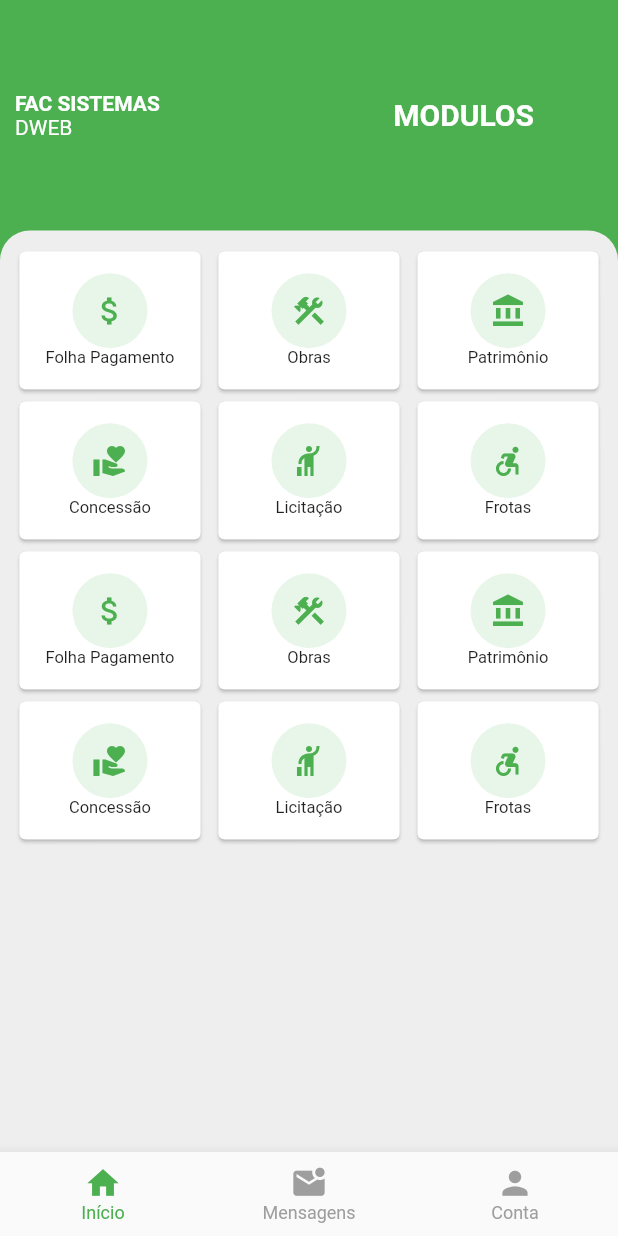
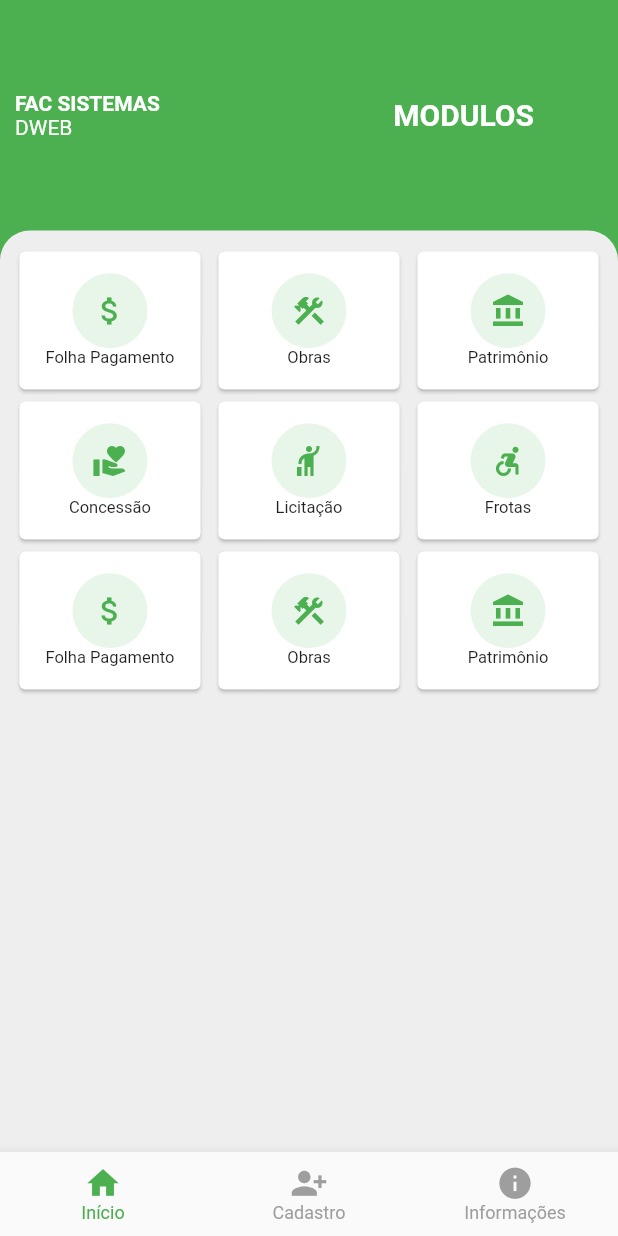
Before and after one commit to oapmartins/app-test-fac, a Flutter app: the screen it shows after launch, on a phone screen of 412 x 824 dp. Run offline on Flutter 3.47's test engine with Material 2 defaults, Android fonts, the phone set to English and light mode, and no system bars.

Commit message:
Adicionando pagina de cadastro de servidor

```diff
--- a/lib/pages/home_page.dart
+++ b/lib/pages/home_page.dart
@@ -1,5 +1,6 @@
 import 'package:flutter/cupertino.dart';
 import 'package:flutter/material.dart';
+import 'package:projeto_fac/pages/register_page.dart';
 
 class HomePage extends StatefulWidget {
   const HomePage({Key? key}) : super(key: key);
@@ -13,8 +14,15 @@ class _HomePageState extends State<HomePage> {
 
   @override
   Widget build(BuildContext context) {
+
+    final tabs = [
+      Container(child: _body(context)),
+      Center(child: RegisterPage()),
+      Center(child: Text('Info'))
+    ];
+
     return Scaffold(
-      body: _body(context),
+      body: tabs[_selectedIndex],
       bottomNavigationBar: _bottomNavigator(context),
     );
   }
@@ -123,20 +131,7 @@ class _HomePageState extends State<HomePage> {
                                 Icons.account_balance, 'Patrimônio', context),
                           ],
                         ),
-                      ),
-                      Container(
-                        padding: EdgeInsets.only(top: 0, right: 5, left: 5),
-                        child: Row(
-                          mainAxisAlignment: MainAxisAlignment.spaceEvenly,
-                          children: [
-                            _cardIcones(
-                                Icons.volunteer_activism, 'Concessão', context),
-                            _cardIcones(Icons.hail, 'Licitação', context),
-                            _cardIcones(
-                                Icons.accessible_forward, 'Frotas', context),
-                          ],
-                        ),
-                      ),
+                      )
                     ],
                   ),
                 ),
@@ -153,34 +148,33 @@ class _HomePageState extends State<HomePage> {
       child: BottomNavigationBar(
           backgroundColor: Colors.grey[150],
           currentIndex: _selectedIndex,
-        onTap: _onItemTapped,
           iconSize: 25,
           selectedFontSize: 12,
           unselectedFontSize: 12,
           selectedItemColor: Colors.green,
           unselectedItemColor: Colors.grey,
           items: const <BottomNavigationBarItem>[
+            BottomNavigationBarItem(icon: Icon(Icons.home), label: 'Início'),
             BottomNavigationBarItem(
-              icon: Icon(
-                Icons.home,
-              ),
-              label: 'Início'),
+                icon: Icon(Icons.person_add_alt_1), label: 'Cadastro'),
             BottomNavigationBarItem(
-              icon: Icon(Icons.mark_email_unread), label: 'Mensagens'),
-          BottomNavigationBarItem(icon: Icon(Icons.person), label: 'Conta'),
+                icon: Icon(Icons.info), label: 'Informações'),
           ],
-      ),
+          onTap: (index) {
+            setState(() {
+              _selectedIndex = index;
+            });
+          }),
     );
   }
 
-  void _onItemTapped(int index) {
-    setState(() {
-      _selectedIndex = index;
-    });
-  }
-
   _cardIcones(IconData icone, String text, BuildContext context) {
-    return Container(
+    return GestureDetector(
+      onTap: () {
+        Navigator.push(
+            context, MaterialPageRoute(builder: (context) => SecondRoute()));
+      },
+      child: Container(
         width: MediaQuery.of(context).size.width / 3.2,
         height: 100,
         child: Card(
@@ -211,6 +205,26 @@ class _HomePageState extends State<HomePage> {
             ],
           ),
         ),
+      ),
     );
   }
 }
+
+class SecondRoute extends StatelessWidget {
+  @override
+  Widget build(BuildContext context) {
+    return Scaffold(
+      appBar: AppBar(
+        title: Text("Second Route"),
+      ),
+      body: Center(
+        child: ElevatedButton(
+          onPressed: () {
+            Navigator.pop(context);
+          },
+          child: Text('Go back!'),
+        ),
+      ),
+    );
+  }
+}
```
Also changed, not shown: lib/pages/register_page.dart (added, +126 -0 lines). Lines whose indentation alone changed are shown as unchanged.
